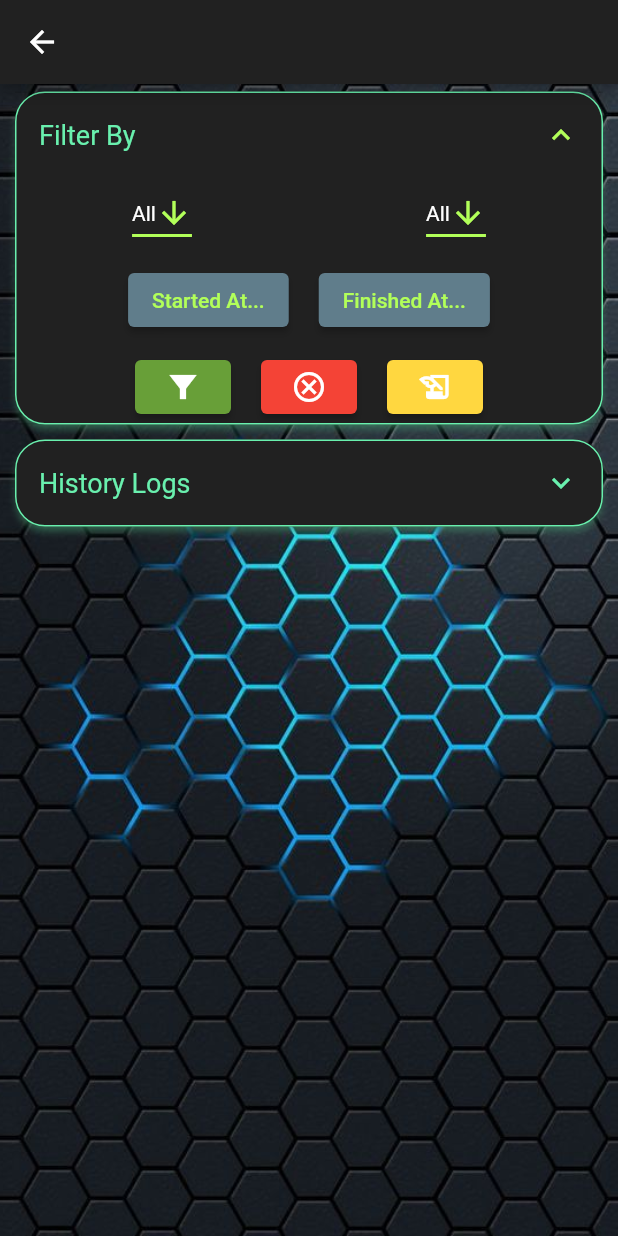
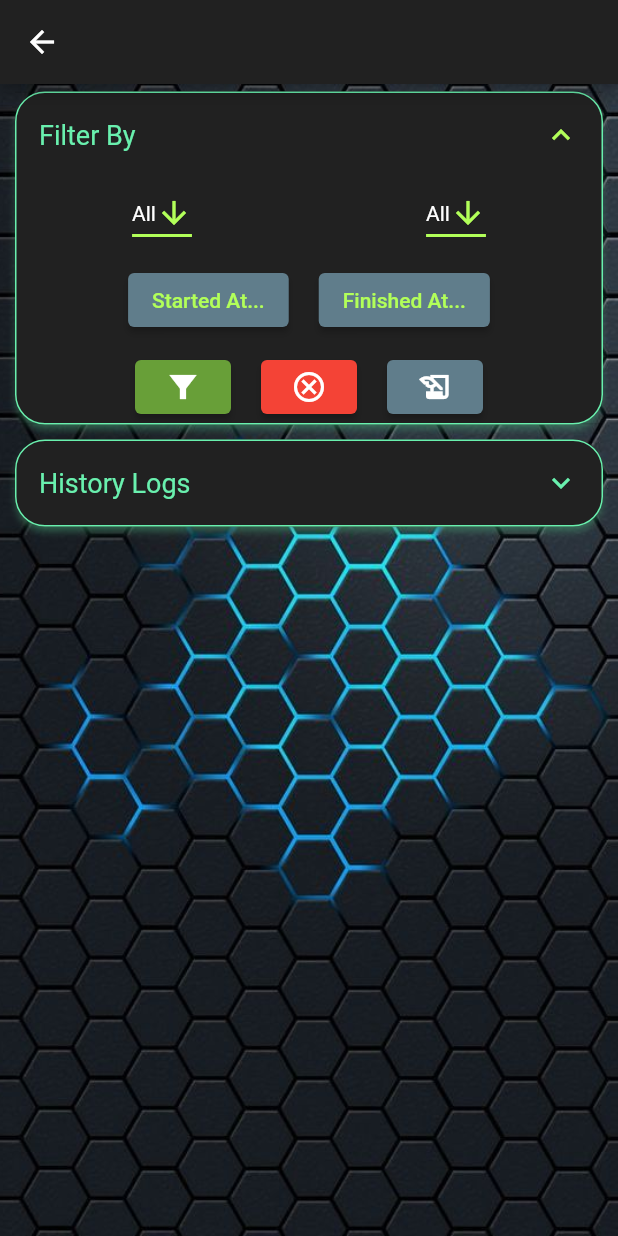
Before and after one commit to AseelAborokn/lab_manager_app, a Flutter app: the ActivityLogs screen opened directly with empty values, after a tap on the "history edu" icon, on a phone screen of 412 x 824 dp. Run offline on Flutter 3.47's test engine with Material 2 defaults, Android fonts, the phone set to English and light mode, and no system bars; our stand-ins replace cloud_firestore, csv, email_validator, firebase_auth, firebase_core, flutter_spinkit and 1 more; missing offline and left inert: external_path; accounts and stored records are empty.

Commit message:
small touches

```diff
--- a/lib/screens/home/user_stations.dart
+++ b/lib/screens/home/user_stations.dart
@@ -116,9 +116,9 @@ class _MyStationsState extends State<MyStations> {
                             ),
                             onPressed: () async {
                               String filename = '${station.uid}-DeletionBackUp-Date';
-                              await widget._usageHistoryCollection.exportCSVFileForStationDeletionBackup(station.uid, filename);
-                              await widget._usageHistoryCollection.deleteAllUsagesForStation(station.uid);
-                              await widget._stationsCollection.delete(station.uid);
+                              await widget._usageHistoryCollection.exportCSVFileForStationDeletionBackup(station, filename);
+                              // await widget._usageHistoryCollection.deleteAllUsagesForStation(station.uid);
+                              // await widget._stationsCollection.delete(station.uid);
                             },
                             child: const Text("Backup Usage History & Delete Station")
                           ),
--- a/lib/shared/widgets/activity_logs.dart
+++ b/lib/shared/widgets/activity_logs.dart
@@ -230,8 +230,8 @@ class _ActivityLogsState extends State<ActivityLogs> {
                             String filename = '${joinedLists.first.item1.stationId}-UsageHistoryBackUp-Date';
                             // Creating empty csv file.
                             File csvFile = await FileSystemService.createEmptyCSVFile(filename);
-                            // Writing the headers of the csv file.
-                            await FileSystemService.writeCSVHeaderToFile(csvFile, [[
+                            // Generating the content of the csv file.
+                            List<List<String>> content = [[
                               "Log_Id",
                               "Station_Id",
                               "User_Id",
@@ -240,8 +240,7 @@ class _ActivityLogsState extends State<ActivityLogs> {
                               "User_Email_Address",
                               "Starting_Time",
                               "Finishing_Time"
-                            ]]);
-                            // Generating the content of the csv file.
+                            ]];
                             var data = joinedLists.map((tuple) => [
                               tuple.item1.uid,
                               tuple.item1.stationId,
@@ -251,13 +250,13 @@ class _ActivityLogsState extends State<ActivityLogs> {
                               tuple.item2.email,
                               DateFormat('yyyy-MM-dd-kk-mm-ss').format(tuple.item1.startedAt.toDate()),
                               DateFormat('yyyy-MM-dd-kk-mm-ss').format(tuple.item1.finishedAt.toDate()),
-                            ]).toList();
+                            ]);
                             // Writing the data of the csv file.
-                            print(data);
-                            await FileSystemService.writeCSVDataToFile(csvFile, data);
+                            content.addAll(data);
+                            await FileSystemService.writeToCSVFile(csvFile, content);
                           },
                           style: ElevatedButton.styleFrom(
-                              primary: Colors.amberAccent
+                              primary: Colors.blueGrey
                           ),
                           child: const Icon(Icons.history_edu)
                       ),
```
Also changed, not shown: lib/services/file_system.dart (+3 -9 lines), lib/services/firestore/usage_history_db.dart (+25 -8 lines).
